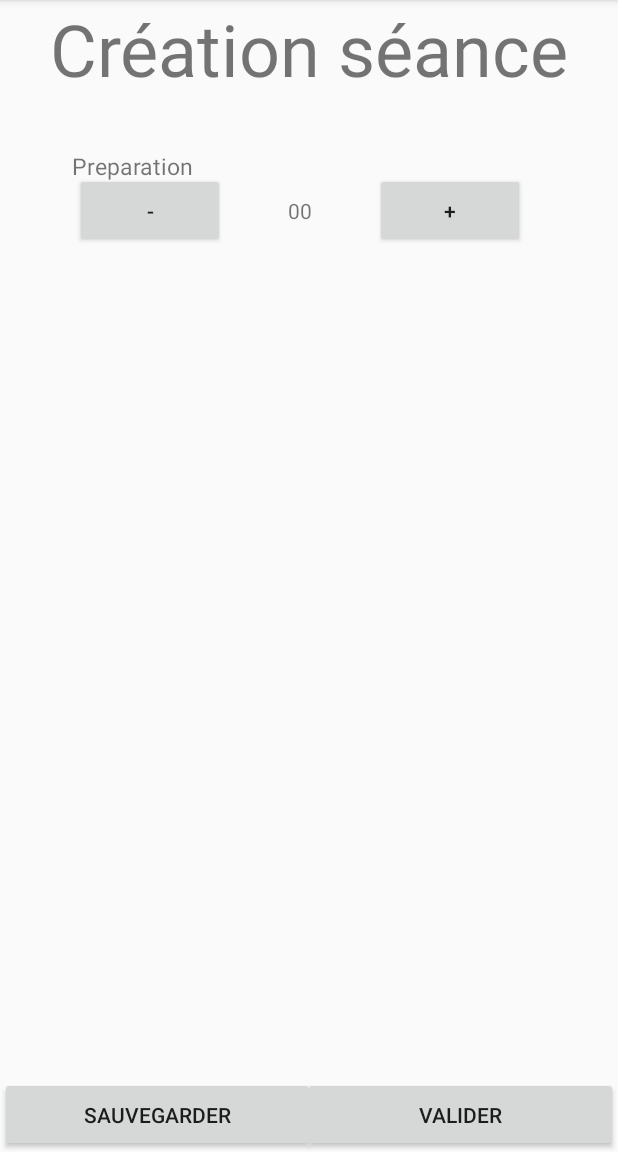
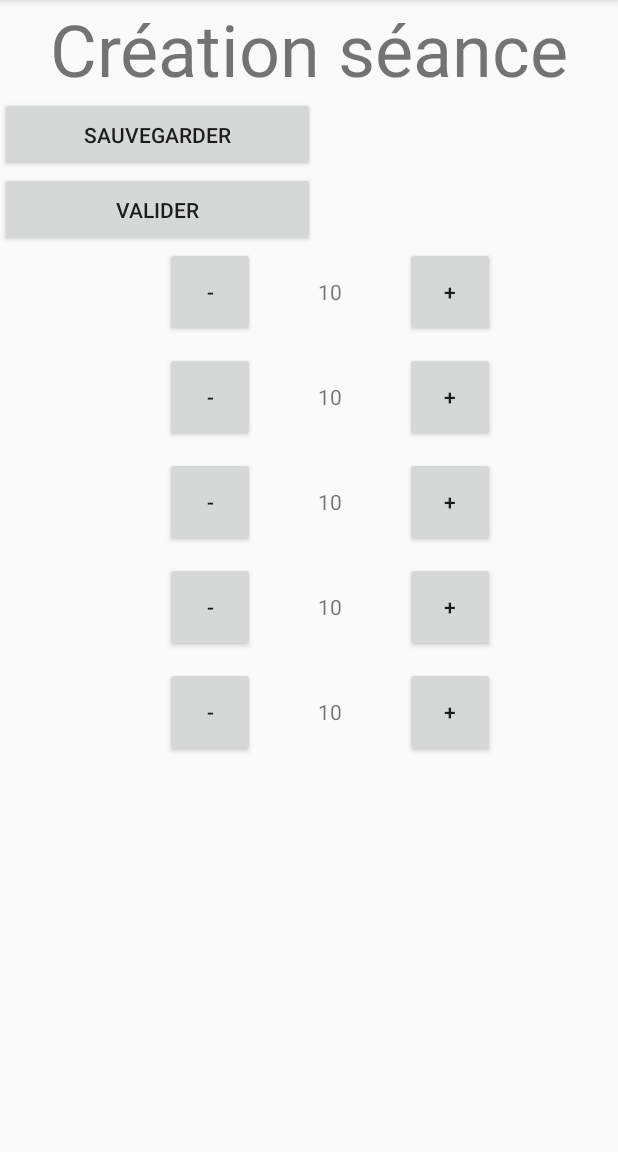
Before and after one commit to ABossy/tabatatimer, an Android app: the CreateActivity screen opened directly, with no data from a screen before it, on a phone screen of 412 x 824 dp, the part 84-1236 px from its top. Run offline under Robolectric (Android 15) with nearby library versions, the light colour scheme and no system bars.

Commit message:
ajout du linear pour composer la vue createActivity + ajout class Exercice

```diff
--- a/app/src/main/java/com/example/grafatabata/CreateActivity.java
+++ b/app/src/main/java/com/example/grafatabata/CreateActivity.java
@@ -6,57 +6,45 @@ import android.content.Intent;
 import android.os.Bundle;
 import android.util.Log;
 import android.view.View;
-import android.widget.Button;
-import android.widget.EditText;
 import android.widget.LinearLayout;
 import android.widget.TextView;
 
 public class CreateActivity extends AppCompatActivity {
-
     // CONSTANTE
     private int tempsTravail = 10;
     TextView afficherTempsTravail;
+    public static final String TABLE_KEY = "table_key";
 
-    // création de la séance
-    public static final String TABLE_KEY = "table_key";
-    private CreateActivity seance;
-
-
+    // views
+    private LinearLayout createLayout;
+    private LinearLayout linearTMP;
 
     @Override
     protected void onCreate(Bundle savedInstanceState) {
         super.onCreate(savedInstanceState);
         setContentView(R.layout.activity_create);
 
-        // recuperation des objets
-        TextView category = (TextView)findViewById(R.id.Categorie);
-
-        // affichage texte
-        afficherTempsTravail = (TextView)findViewById(R.id.afficherTempsTravail);
-        afficherTempsTravail.setText(String.valueOf(tempsTravail));
-
-        int valeur = getIntent().getIntExtra(TABLE_KEY, 1);
-        setContentView(R.layout.activity_create);
-        LinearLayout linear = findViewById(R.id.linear);
-        //seance = new SeanceActivity(toto);
+        //Recuperation vue
+        createLayout = (LinearLayout) findViewById(R.id.linear);
 
 
-        for (int i =1; i <4;i++){
-            //création de la ligne temporaire
-            LinearLayout linearTMP=(LinearLayout)getLayoutInflater().inflate(R.layout.activity_create, null);
-            TextView toto = (TextView) linearTMP.findViewById(R.id.afficherTempsTravail);
-            // création du texte décrivant l'operation
-            toto.setText(seance.getText(i));
+        // Boucle pour la création de mes lignes workout.
+        for (int i =1; i <6;i++) {
+            linearTMP = (LinearLayout) getLayoutInflater().inflate(R.layout.activity_exercice, null);
+            afficherTempsTravail = (TextView)linearTMP.findViewById(R.id.afficherTempsTravail);
+            afficherTempsTravail.setText(String.valueOf(tempsTravail));
+            TextView Categorie = (TextView) linearTMP.findViewById(R.id.categorie);
+            Categorie.setText("");
+            Categorie.getText().toString();
+
             //ajout au linear principal
-            linear.addView(linearTMP);
-
+            createLayout.addView(linearTMP);
 
 
         }
-
-
     }
 
+    // decrementation du chrono
     public void ButtonLess(View view) {
         tempsTravail = tempsTravail -1;
         Log.d("text", String.valueOf(tempsTravail));
@@ -64,6 +52,7 @@ public class CreateActivity extends AppCompatActivity {
 
     }
 
+    // incrementation du chrono
     public void ButtonAdd(View view) {
         tempsTravail = tempsTravail +1;
         Log.d("text", String.valueOf(tempsTravail));
@@ -72,10 +61,12 @@ public class CreateActivity extends AppCompatActivity {
 
     }
 
-
+    // permet de sauvegarder une creation workout
     public void sauvegarder(View view) {
+        finish();
     }
 
+    // permet de valider la creation et de la jouer dans le chrono
     public void valider(View view) {
         Intent goToChrono = new Intent(this, SeanceActivity.class);
         goToChrono.putExtra("TABLE_KEY",tempsTravail * 1000);
--- a/app/src/main/java/com/example/grafatabata/TabataActivity.java
+++ b/app/src/main/java/com/example/grafatabata/TabataActivity.java
@@ -8,12 +8,15 @@ import android.view.View;
 import android.widget.ImageView;
 
 public class TabataActivity extends AppCompatActivity {
-
+    // Data
+    private String[] tabataCycle;
 
     @Override
     protected void onCreate(Bundle savedInstanceState) {
         super.onCreate(savedInstanceState);
         setContentView(R.layout.activity_tabata);
+
+
     }
 
     // va nous permettre de selectionner directement une séance
--- a/app/src/main/res/layout/activity_create.xml
+++ b/app/src/main/res/layout/activity_create.xml
@@ -1,10 +1,11 @@
 <?xml version="1.0" encoding="utf-8"?>
-<RelativeLayout xmlns:android="http://schemas.android.com/apk/res/android"
+<LinearLayout xmlns:android="http://schemas.android.com/apk/res/android"
     xmlns:app="http://schemas.android.com/apk/res-auto"
     xmlns:tools="http://schemas.android.com/tools"
     android:layout_width="match_parent"
     android:layout_height="match_parent"
     android:orientation="vertical"
+    android:id="@+id/linear"
     tools:context=".CreateActivity">
 
     <TextView
@@ -15,58 +16,11 @@
         android:textSize="@android:dimen/app_icon_size">
     </TextView>
 
-    <TextView
-        android:id="@+id/Categorie"
-        android:layout_width="100dp"
-        android:layout_height="20dp"
-        android:layout_marginTop="100dp"
-        android:text="@string/Categorie"
-        android:layout_marginLeft="@android:dimen/app_icon_size"
-        android:textSize="15dp"></TextView>
-
-    <LinearLayout
-        android:id="@+id/linear"
-        android:layout_width="match_parent"
-        android:layout_height="wrap_content"
-        android:orientation="horizontal"
-        android:layout_marginTop="115dp"
-        android:layout_marginRight="50dp"
-        android:layout_marginLeft="50dp">
-
-
-        <Button
-            android:id="@+id/ButtonLess"
-            android:layout_width="100dp"
-            android:layout_height="50dp"
-            android:text="-"
-            android:onClick="ButtonLess">
-        </Button>
-
-        <TextView
-            android:id="@+id/afficherTempsTravail"
-            android:layout_width="100dp"
-            android:text="00"
-            android:textAlignment="center"
-            android:layout_height="wrap_content">
-
-        </TextView>
-
-        <Button
-            android:id="@+id/ButtonAdd"
-            android:layout_width="100dp"
-            android:layout_height="50dp"
-            android:text="+"
-            android:onClick="ButtonAdd">
-        </Button>
-
-    </LinearLayout>
 
     <Button
         android:id="@+id/SauvegarderCreation"
         android:layout_width="210dp"
         android:layout_height="50dp"
-        android:layout_alignParentLeft="true"
-        android:layout_alignParentBottom="true"
         android:text="Sauvegarder"
         android:onClick="sauvegarder"
         />
@@ -83,4 +37,4 @@
 
 
 
-</RelativeLayout>
+</LinearLayout>
--- /dev/null
+++ b/app/src/main/res/layout/activity_exercice.xml
@@ -0,0 +1,43 @@
+<?xml version="1.0" encoding="utf-8"?>
+    <LinearLayout
+        xmlns:android="http://schemas.android.com/apk/res/android"
+        android:layout_width="match_parent"
+        android:layout_height="match_parent"
+        android:layout_marginTop="@android:dimen/app_icon_size"
+        android:orientation="horizontal">
+
+    <TextView
+        android:id="@+id/categorie"
+        android:layout_width="100dp"
+        android:layout_height="20dp"
+        android:layout_marginLeft="10dp"
+        android:layout_marginTop="50dp"
+        android:text="@string/Categorie"
+        android:textSize="15dp"></TextView>
+
+
+        <Button
+            android:id="@+id/ButtonLess"
+            android:layout_width="60dp"
+            android:layout_height="60dp"
+            android:onClick="ButtonLess"
+            android:text="-"></Button>
+
+        <TextView
+            android:id="@+id/afficherTempsTravail"
+            android:layout_width="100dp"
+            android:text="00"
+            android:textAlignment="center"
+            android:layout_height="wrap_content">
+
+        </TextView>
+
+        <Button
+            android:id="@+id/ButtonAdd"
+            android:layout_width="60dp"
+            android:layout_height="60dp"
+            android:text="+"
+            android:onClick="ButtonAdd">
+        </Button>
+
+    </LinearLayout>
--- a/app/src/main/res/layout/activity_tabata.xml
+++ b/app/src/main/res/layout/activity_tabata.xml
@@ -14,6 +14,7 @@
         android:layout_width="match_parent"
         android:layout_height="wrap_content"
         android:text="@string/TimerTabata"
+        android:textColor="@android:color/holo_green_light"
         android:textAlignment="center"
         android:textSize="@android:dimen/app_icon_size">
     </TextView>
@@ -22,7 +23,7 @@
         android:layout_width="match_parent"
         android:layout_height="wrap_content"
         android:text="@string/choisirActivité"
-        android:textSize="30dp"
+        android:textSize="20dp"
         android:textAlignment="center">
     </TextView>
 
```
Also changed, not shown: app/src/main/java/com/example/grafatabata/Exercice.java (added, +67 -0 lines), app/src/main/java/com/example/grafatabata/SeanceActivity.java (+1 -7 lines).
